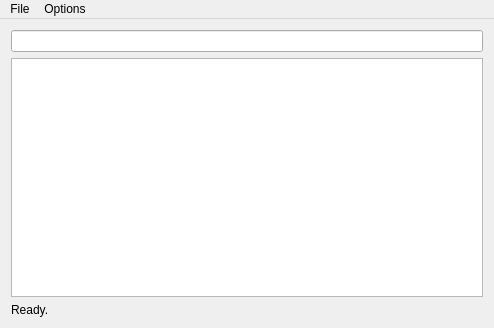
Above: mainwindow.ui from SammyEnigma/qlocate before the change. Below: the same form after it.
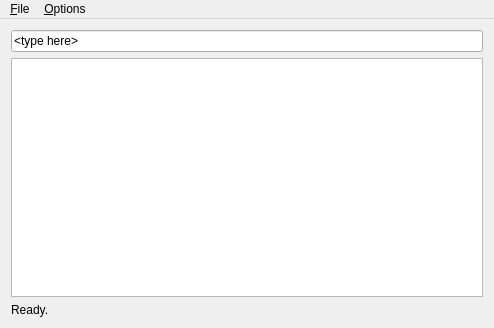
That is the form after the change.

Commit message:
Support for Windows. Focus on the search edit box when the main window is activated.
commit

Diff of the .ui file:
```diff
--- a/mainwindow.ui
+++ b/mainwindow.ui
@@ -16,7 +16,11 @@
   <widget class="QWidget" name="centralWidget">
    <layout class="QVBoxLayout" name="verticalLayout">
     <item>
-     <widget class="QLineEdit" name="lineEdit"/>
+     <widget class="QLineEdit" name="lineEdit">
+      <property name="text">
+       <string>&lt;type here&gt;</string>
+      </property>
+     </widget>
     </item>
     <item>
      <widget class="QListWidget" name="listWidget"/>
@@ -41,14 +45,14 @@
    </property>
    <widget class="QMenu" name="menuFile">
     <property name="title">
-     <string>File</string>
+     <string>&amp;File</string>
     </property>
     <addaction name="actionUpdate_Database"/>
     <addaction name="actionQuit"/>
    </widget>
    <widget class="QMenu" name="menuEdit">
     <property name="title">
-     <string>Options</string>
+     <string>&amp;Options</string>
     </property>
     <addaction name="checkBoxCaseSensitive"/>
     <addaction name="checkBoxRegExp"/>
```
The commit also changes 4 other files.
